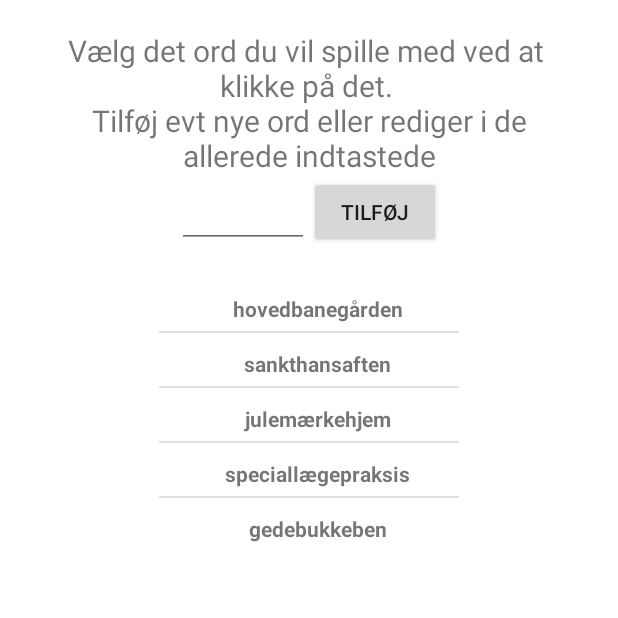
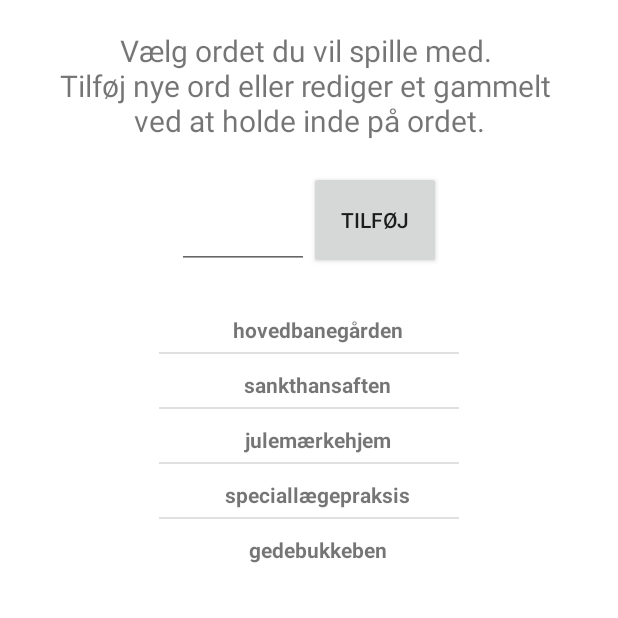
Before and after one commit to Nicolai2100/s185020Galgeleg2, an Android app: the fragment WordListFragment placed in its activity, on a phone screen of 412 x 824 dp, the top half of it. Run offline under Robolectric (Android 15) with nearby library versions, the phone set to English and light mode, and no system bars.

Commit message:
færdig - 4

```diff
--- a/app/src/main/java/com/s185020/Galgeleg_3/fragments/WordListFragment.java
+++ b/app/src/main/java/com/s185020/Galgeleg_3/fragments/WordListFragment.java
@@ -67,7 +67,7 @@ public class WordListFragment extends Fragment implements View.OnClickListener,
                 return;
             } else {
                 Helper.getInstance().addSavedWordToList(newWord);
-                listView.setAdapter(new ArrayAdapter(getContext(), R.layout.listview_layout, R.id.list_element, Helper.getSavedWordsList()));
+                listView.deferNotifyDataSetChanged();
                 MainActivity.getInstance().closeKeyboard();
             }
         }
--- a/app/src/main/res/layout/fragment_settings.xml
+++ b/app/src/main/res/layout/fragment_settings.xml
@@ -18,7 +18,7 @@
 
         <LinearLayout
             android:layout_width="match_parent"
-            android:layout_height="wrap_content"
+            android:layout_height="match_parent"
             android:gravity="center_horizontal"
             android:orientation="vertical">
 
@@ -26,7 +26,7 @@
                 android:id="@+id/settings_textView"
                 android:layout_width="202dp"
                 android:layout_height="75dp"
-                android:layout_marginTop="20dp"
+                android:layout_marginTop="40dp"
                 android:textSize="20sp"
                 android:text="@string/settings_string"
                 android:textAlignment="center"
@@ -35,6 +35,8 @@
                 app:layout_constraintTop_toTopOf="parent" />
 
             <Button
+                android:layout_marginTop="40dp"
+
                 android:id="@+id/button_dr"
                 android:layout_width="wrap_content"
                 android:layout_height="wrap_content"
--- a/app/src/main/res/layout/fragment_word_list.xml
+++ b/app/src/main/res/layout/fragment_word_list.xml
@@ -12,6 +12,7 @@
         android:id="@+id/linearlayout47"
         android:layout_width="wrap_content"
         android:layout_height="wrap_content"
+        android:layout_marginTop="20dp"
         android:orientation="horizontal"
         app:layout_constraintBottom_toTopOf="@+id/linearLayout"
         app:layout_constraintEnd_toEndOf="parent"
@@ -22,6 +23,7 @@
             android:id="@+id/editText_choose_word"
             android:layout_width="88dp"
             android:layout_height="match_parent"
+            android:layout_marginTop="20dp"
             android:layout_weight="1"
             android:ems="10"
             android:inputType="text" />
@@ -39,8 +41,8 @@
         android:id="@+id/linearLayout_list_view"
         android:layout_width="200dp"
         android:layout_height="278dp"
+        android:layout_marginTop="20dp"
         android:orientation="vertical"
-        android:layout_marginTop="20dp"
         app:layout_constraintEnd_toEndOf="parent"
         app:layout_constraintStart_toStartOf="parent"
         app:layout_constraintTop_toBottomOf="@id/linearlayout47">
@@ -55,15 +57,13 @@
         android:id="@+id/textView_word_list"
         android:layout_width="wrap_content"
         android:layout_height="wrap_content"
+        android:layout_marginTop="20dp"
+        android:text="Vælg ordet du vil spille med. \nTilføj nye ord eller rediger et gammelt \nved at holde inde på ordet."
         android:textAlignment="center"
         android:textSize="20sp"
-        android:text="Vælg det ord du vil spille med ved at \nklikke på det. \n Tilføj evt nye ord eller rediger i de \nallerede indtastede"
-        android:layout_marginTop="20dp"
         app:layout_constraintEnd_toEndOf="parent"
         app:layout_constraintStart_toStartOf="parent"
         app:layout_constraintTop_toTopOf="parent" />
 
 
-
-
 </androidx.constraintlayout.widget.ConstraintLayout>
```
Also changed, not shown: 1 other file.
